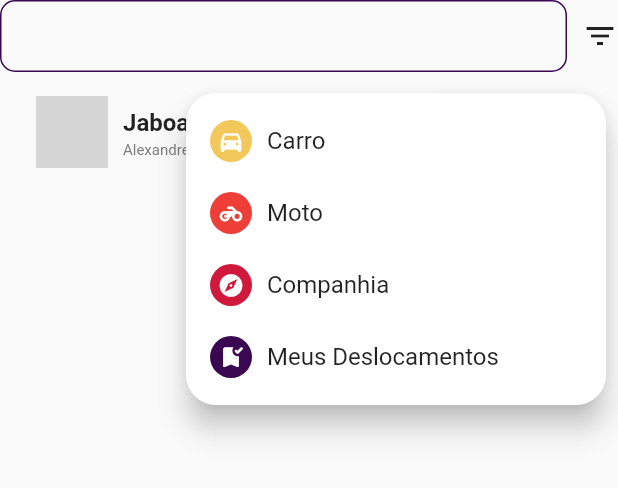
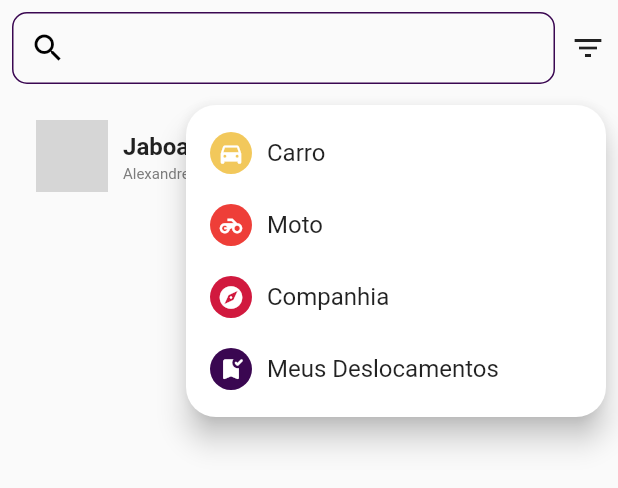
Before and after one commit to xandymelo/Juno, a Flutter app: the GeneralTabView widget shown alone on an empty page, opened directly, after a tap on the "filter list" icon, on a phone screen of 412 x 824 dp. Shown: the top 488 px of the screen. Run offline on Flutter 3.47's test engine with Material 2 defaults, Android fonts, the phone set to English and light mode, and no system bars; our stand-ins replace flutter_svg, google_fonts, sqflite; accounts and stored records are empty; network calls fail; grey boxes are pictures that could not be loaded.

Commit message:
fix: search filter

```diff
--- a/lib/src/screens/rides_and_companies/ui/general_tabview.dart
+++ b/lib/src/screens/rides_and_companies/ui/general_tabview.dart
@@ -19,12 +19,19 @@ class GeneralTabView extends StatelessWidget {
   Widget build(BuildContext context) {
     return Column(
       children: [
-        Row(
+        Padding(
+          padding: const EdgeInsets.all(8.0),
+          child: Row(
             children: [
               Expanded(
                 child: TextField(
                   decoration: InputDecoration(
                     border: const OutlineInputBorder(),
+                    prefixIcon: const Icon(
+                      Icons.search,
+                      color: AppColors.black,
+                      size: 24,
+                    ),
                     focusedBorder: OutlineInputBorder(
                       borderRadius: BorderRadius.circular(10),
                       borderSide: const BorderSide(
@@ -45,16 +52,16 @@ class GeneralTabView extends StatelessWidget {
               const SizedBox(width: 10),
               PopupMenuButton(
                 offset: const Offset(0, 50),
-              shape: RoundedRectangleBorder(
+                shape: const RoundedRectangleBorder(
                   borderRadius: BorderRadius.all(
                     Radius.circular(20.0),
                   ),
                 ),
-              child: Icon(Icons.filter_list),
+                child: const Icon(Icons.filter_list),
                 itemBuilder: (context) => [
                   PopupMenuItem(
                     onTap: () {},
-                  child: Row(
+                    child: const Row(
                       children: [
                         CircleAvatar(
                           radius: 14,
@@ -65,14 +72,14 @@ class GeneralTabView extends StatelessWidget {
                             color: AppColors.white,
                           ),
                         ),
-                      const SizedBox(width: 10),
+                        SizedBox(width: 10),
                         Text('Carro'),
                       ],
                     ),
                   ),
                   PopupMenuItem(
                     onTap: () {},
-                  child: Row(
+                    child: const Row(
                       children: [
                         CircleAvatar(
                           radius: 14,
@@ -83,14 +90,14 @@ class GeneralTabView extends StatelessWidget {
                             color: AppColors.white,
                           ),
                         ),
-                      const SizedBox(width: 10),
+                        SizedBox(width: 10),
                         Text('Moto'),
                       ],
                     ),
                   ),
                   PopupMenuItem(
                     onTap: () {},
-                  child: Row(
+                    child: const Row(
                       children: [
                         CircleAvatar(
                           radius: 14,
@@ -101,14 +108,14 @@ class GeneralTabView extends StatelessWidget {
                             color: AppColors.white,
                           ),
                         ),
-                      const SizedBox(width: 10),
+                        SizedBox(width: 10),
                         Text('Companhia'),
                       ],
                     ),
                   ),
                   PopupMenuItem(
                     onTap: () {},
-                  child: Row(
+                    child: const Row(
                       children: [
                         CircleAvatar(
                           radius: 14,
@@ -119,7 +126,7 @@ class GeneralTabView extends StatelessWidget {
                             color: AppColors.white,
                           ),
                         ),
-                      const SizedBox(width: 10),
+                        SizedBox(width: 10),
                         Text('Meus Deslocamentos'),
                       ],
                     ),
@@ -127,6 +134,7 @@ class GeneralTabView extends StatelessWidget {
                 ],
               ),
             ],
+          ),
         ),
         Expanded(
           child: FutureBuilder<List<Deslocamento>>(
```
Lines whose indentation alone changed are shown as unchanged.
